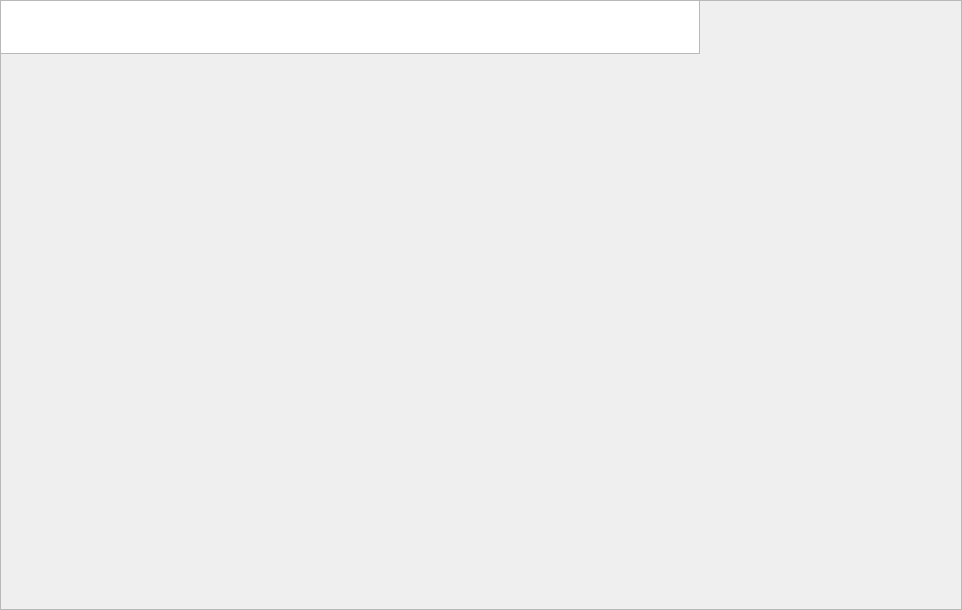
LarvalExtract/MGF-Explorer, file src/AssetViewers/TextureViewer/TextureViewerWidget.ui: the form before one commit.
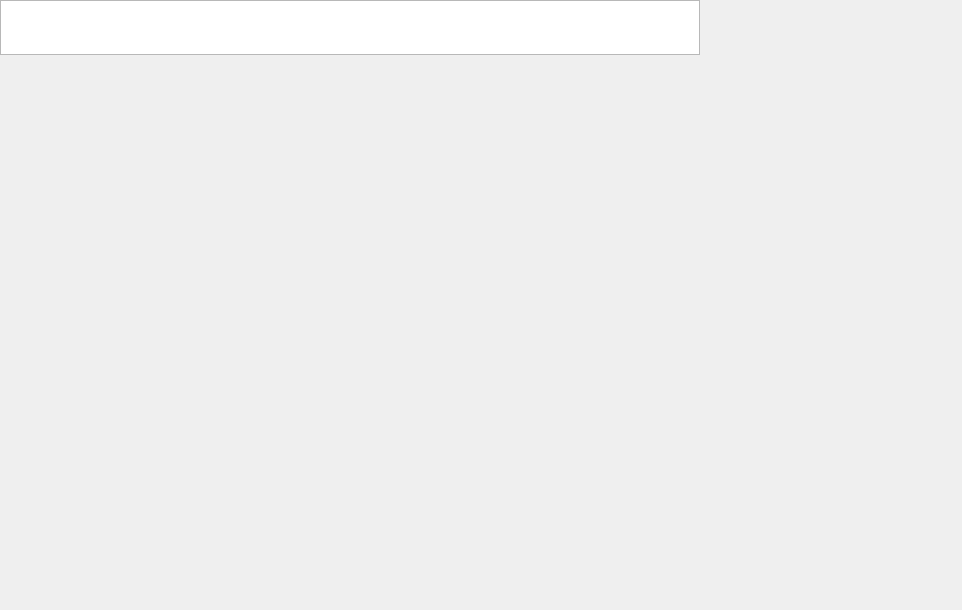
The form after the commit.

Commit message:
Added scroll area to the texture viewer
Added app icon

What changed in the file:
```diff
--- a/src/AssetViewers/TextureViewer/TextureViewerWidget.ui
+++ b/src/AssetViewers/TextureViewer/TextureViewerWidget.ui
@@ -21,7 +21,7 @@
   </property>
   <layout class="QVBoxLayout" name="verticalLayout">
    <property name="spacing">
-    <number>0</number>
+    <number>6</number>
    </property>
    <property name="leftMargin">
     <number>0</number>
@@ -36,49 +36,47 @@
     <number>0</number>
    </property>
    <item>
-    <widget class="QFrame" name="frame">
+    <widget class="QTableView" name="TextureDetailsTable">
+     <property name="sizePolicy">
+      <sizepolicy hsizetype="Fixed" vsizetype="Fixed">
+       <horstretch>0</horstretch>
+       <verstretch>0</verstretch>
+      </sizepolicy>
+     </property>
+     <property name="maximumSize">
+      <size>
+       <width>700</width>
+       <height>55</height>
+      </size>
+     </property>
+     <attribute name="verticalHeaderVisible">
+      <bool>false</bool>
+     </attribute>
+    </widget>
+   </item>
+   <item>
+    <widget class="QScrollArea" name="scrollArea">
      <property name="frameShape">
-      <enum>QFrame::StyledPanel</enum>
+      <enum>QFrame::NoFrame</enum>
      </property>
      <property name="frameShadow">
-      <enum>QFrame::Raised</enum>
+      <enum>QFrame::Plain</enum>
      </property>
-     <widget class="QTableView" name="textureDetailsTable">
+     <property name="lineWidth">
+      <number>0</number>
+     </property>
+     <property name="widgetResizable">
+      <bool>false</bool>
+     </property>
+     <widget class="QWidget" name="scrollAreaWidgetContents">
       <property name="geometry">
        <rect>
         <x>0</x>
         <y>0</y>
-        <width>700</width>
-        <height>54</height>
+        <width>958</width>
+        <height>546</height>
        </rect>
       </property>
-      <property name="sizePolicy">
-       <sizepolicy hsizetype="Fixed" vsizetype="Fixed">
-        <horstretch>0</horstretch>
-        <verstretch>0</verstretch>
-       </sizepolicy>
-      </property>
-      <property name="minimumSize">
-       <size>
-        <width>700</width>
-        <height>0</height>
-       </size>
-      </property>
-      <property name="maximumSize">
-       <size>
-        <width>701</width>
-        <height>80</height>
-       </size>
-      </property>
-      <property name="verticalScrollBarPolicy">
-       <enum>Qt::ScrollBarAlwaysOff</enum>
-      </property>
-      <property name="horizontalScrollBarPolicy">
-       <enum>Qt::ScrollBarAlwaysOff</enum>
-      </property>
-      <attribute name="verticalHeaderVisible">
-       <bool>false</bool>
-      </attribute>
      </widget>
     </widget>
    </item>
```
The commit also changes 17 other files.
